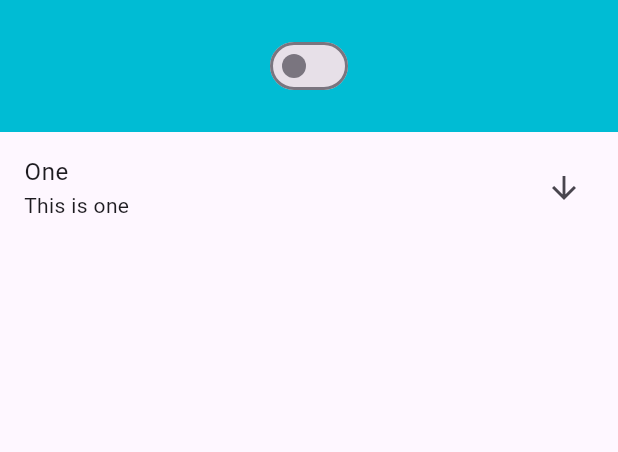
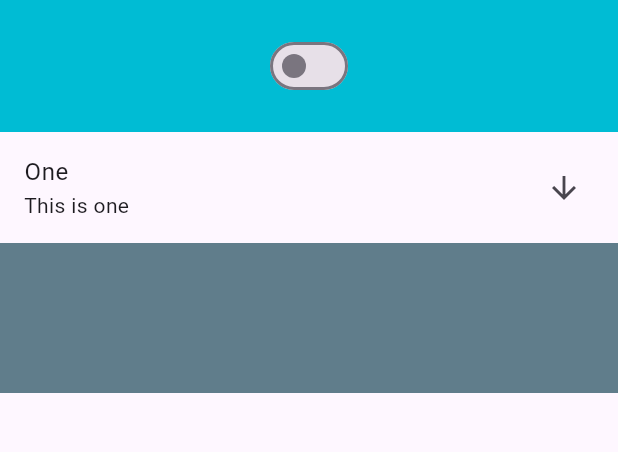
Before and after one commit to EusufUddin8926/flutter-widget, a Flutter app: the screen it shows after launch, on a phone screen of 412 x 824 dp, the part 84-536 px from its top. Run offline on Flutter 3.47's test engine with Material 2 defaults, Android fonts, the phone set to English and light mode, and no system bars.

```diff
--- a/lib/main.dart
+++ b/lib/main.dart
@@ -65,6 +65,13 @@ class _MyHomePageState extends State<MyHomePage> {
               )
             ],
           ),
+          Tooltip(
+            message: "Container",
+            child: Container(
+              height: 100,
+              color: Colors.blueGrey,
+            ),
+          )
 
         ],
       ),
```
